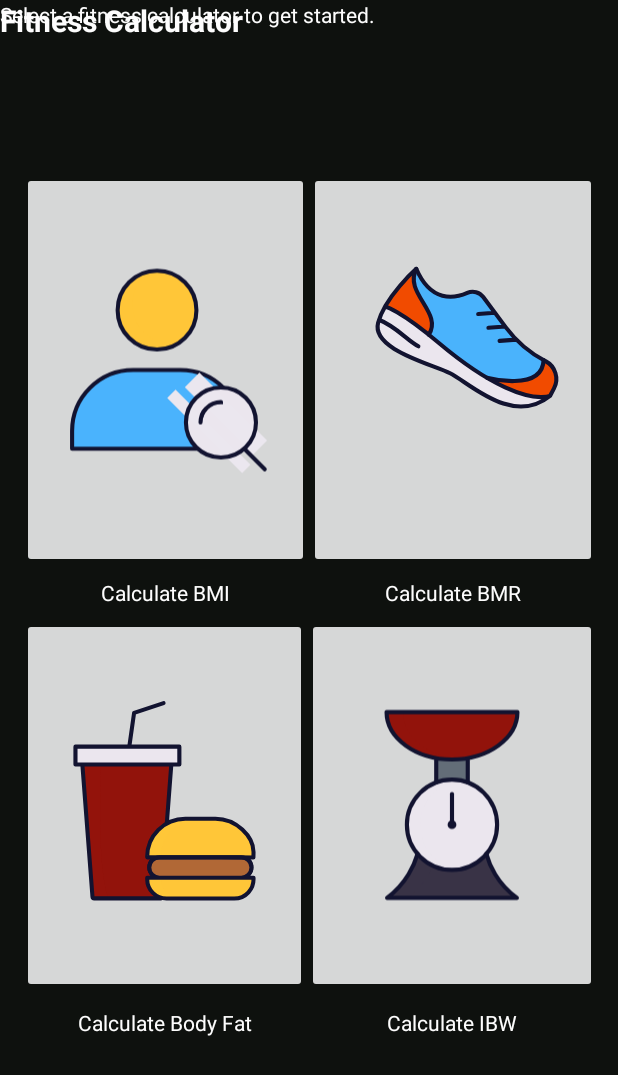
After one commit to kingkuys2123/PasaFit, an Android app: the Fitness_Calculator screen opened directly, with no data from a screen before it, on a phone screen of 412 x 824 dp. The commit adds this screen. Shown: the top 1075 px of the screen. Run offline under Robolectric (Android 15) with nearby library versions, the phone set to English and light mode, and no system bars.

Commit message:
modified the following:
`activity_dashboard.xml`

added the following:

`activity_fitness_calculator`,`Fitness_Calculator.java`

```diff
--- a/app/build.gradle
+++ b/app/build.gradle
@@ -36,6 +36,7 @@ dependencies {
     implementation 'androidx.constraintlayout:constraintlayout:2.1.4'
     implementation 'com.google.firebase:firebase-auth:23.0.0'
     implementation 'com.google.firebase:firebase-firestore:25.0.0'
+    implementation 'androidx.activity:activity:1.9.0'
     testImplementation 'junit:junit:4.13.2'
     androidTestImplementation 'androidx.test.ext:junit:1.1.5'
     androidTestImplementation 'androidx.test.espresso:espresso-core:3.5.1'
--- a/app/src/main/AndroidManifest.xml
+++ b/app/src/main/AndroidManifest.xml
@@ -11,6 +11,9 @@
         android:supportsRtl="true"
         android:theme="@style/Theme.PasaFit"
         tools:targetApi="31">
+        <activity
+            android:name=".Fitness_Calculator"
+            android:exported="false" />
         <activity
             android:name=".UserProfile"
             android:exported="false" />
--- /dev/null
+++ b/app/src/main/java/com/example/pasafit/Fitness_Calculator.java
@@ -0,0 +1,24 @@
+package com.example.pasafit;
+
+import android.os.Bundle;
+
+import androidx.activity.EdgeToEdge;
+import androidx.appcompat.app.AppCompatActivity;
+import androidx.core.graphics.Insets;
+import androidx.core.view.ViewCompat;
+import androidx.core.view.WindowInsetsCompat;
+
+public class Fitness_Calculator extends AppCompatActivity {
+
+    @Override
+    protected void onCreate(Bundle savedInstanceState) {
+        super.onCreate(savedInstanceState);
+        EdgeToEdge.enable(this);
+        setContentView(R.layout.activity_fitness_calculator);
+        ViewCompat.setOnApplyWindowInsetsListener(findViewById(R.id.main), (v, insets) -> {
+            Insets systemBars = insets.getInsets(WindowInsetsCompat.Type.systemBars());
+            v.setPadding(systemBars.left, systemBars.top, systemBars.right, systemBars.bottom);
+            return insets;
+        });
+    }
+}
--- a/app/src/main/res/layout/activity_dashboard.xml
+++ b/app/src/main/res/layout/activity_dashboard.xml
@@ -22,8 +22,8 @@
         app:layout_constraintVertical_bias="0.499" />
 
     <LinearLayout
-        android:layout_width="0dp"
-        android:layout_height="wrap_content"
+        android:layout_width="410dp"
+        android:layout_height="64dp"
         android:background="@color/eerie_black"
         android:orientation="horizontal"
         android:padding="8dp"
@@ -34,44 +34,44 @@
         app:layout_constraintVertical_bias="1.0">
 
         <ImageButton
-            android:id="@+id/imageButton"
+            android:id="@+id/btn_dashboard_home"
             android:layout_width="0dp"
-            android:layout_height="wrap_content"
+            android:layout_height="match_parent"
             android:layout_weight="1"
             android:background="?attr/selectableItemBackgroundBorderless"
             android:scaleType="centerInside"
             android:src="@drawable/system_regular_41_home"
-            app:tint="@color/white" />
+            app:tint="@color/sea_green" />
 
         <ImageButton
-            android:id="@+id/imageButton2"
+            android:id="@+id/btn_dashboard_track"
             android:layout_width="0dp"
-            android:layout_height="wrap_content"
+            android:layout_height="match_parent"
             android:layout_weight="1"
             android:background="?attr/selectableItemBackgroundBorderless"
             android:scaleType="centerInside"
-            android:src="@drawable/system_regular_10_analytics"
-            app:tint="@color/white" />
+            android:src="@drawable/system_regular_130_location_user"
+            app:tint="@color/sea_green" />
 
         <ImageButton
-            android:id="@+id/imageButton3"
+            android:id="@+id/btn_dashboard_calc"
             android:layout_width="0dp"
-            android:layout_height="wrap_content"
+            android:layout_height="match_parent"
             android:layout_weight="1"
             android:background="?attr/selectableItemBackgroundBorderless"
             android:scaleType="centerInside"
-            android:src="@drawable/system_regular_100_flag"
-            app:tint="@color/white" />
+            android:src="@drawable/system_regular_197_calculate"
+            app:tint="@color/sea_green" />
 
         <ImageButton
-            android:id="@+id/imageButton4"
+            android:id="@+id/btn_dashboard_profile"
             android:layout_width="0dp"
-            android:layout_height="wrap_content"
+            android:layout_height="match_parent"
             android:layout_weight="1"
             android:background="?attr/selectableItemBackgroundBorderless"
             android:scaleType="centerInside"
             android:src="@drawable/system_regular_8_account"
-            app:tint="@color/white" />
+            app:tint="@color/sea_green" />
 
     </LinearLayout>
 
--- /dev/null
+++ b/app/src/main/res/layout/activity_fitness_calculator.xml
@@ -0,0 +1,161 @@
+<?xml version="1.0" encoding="utf-8"?>
+<androidx.constraintlayout.widget.ConstraintLayout xmlns:android="http://schemas.android.com/apk/res/android"
+    xmlns:app="http://schemas.android.com/apk/res-auto"
+    xmlns:tools="http://schemas.android.com/tools"
+    android:id="@+id/main"
+    android:layout_width="match_parent"
+    android:layout_height="match_parent"
+    android:background="@drawable/bg"
+    tools:context=".Fitness_Calculator">
+
+    <TextView
+        android:id="@+id/txtView_FitnessCalculatorTitle"
+        android:layout_width="wrap_content"
+        android:layout_height="wrap_content"
+        android:text="@string/fitness_calculator_header"
+        android:textColor="@color/white"
+        android:textSize="20sp"
+        android:textStyle="bold"
+        tools:layout_editor_absoluteX="16dp"
+        tools:layout_editor_absoluteY="16dp" />
+
+    <LinearLayout
+        android:id="@+id/mainPadding"
+        android:layout_width="383dp"
+        android:layout_height="595dp"
+        android:layout_marginStart="24dp"
+        android:layout_marginEnd="24dp"
+        android:orientation="vertical"
+        app:layout_constraintBottom_toBottomOf="parent"
+        app:layout_constraintEnd_toEndOf="parent"
+        app:layout_constraintStart_toStartOf="parent"
+        app:layout_constraintTop_toTopOf="parent">
+
+        <androidx.constraintlayout.widget.ConstraintLayout
+            android:layout_width="match_parent"
+            android:layout_height="match_parent">
+
+            <LinearLayout
+                android:layout_width="match_parent"
+                android:layout_height="match_parent"
+                android:orientation="vertical">
+
+                <LinearLayout
+                    android:layout_width="match_parent"
+                    android:layout_height="297dp"
+                    android:orientation="horizontal" >
+
+                    <LinearLayout
+                        android:layout_width="191dp"
+                        android:layout_height="match_parent"
+                        android:orientation="vertical">
+
+                        <ImageButton
+                            android:id="@+id/btn_calc_bmi"
+                            android:layout_width="match_parent"
+                            android:layout_height="250dp"
+                            android:layout_weight="1"
+                            android:foregroundGravity="center"
+                            android:scaleType="fitCenter"
+                            app:srcCompat="@drawable/wired_lineal_312_avatar_icon_search" />
+
+                        <TextView
+                            android:id="@+id/txt_calc_bmi"
+                            android:layout_width="match_parent"
+                            android:layout_height="wrap_content"
+                            android:layout_weight="1"
+                            android:gravity="center"
+                            android:text="@string/txt_calc_bmi"
+                            android:textColor="@color/white" />
+
+                    </LinearLayout>
+
+                    <LinearLayout
+                        android:layout_width="match_parent"
+                        android:layout_height="match_parent"
+                        android:orientation="vertical">
+
+                        <ImageButton
+                            android:id="@+id/btn_calc_bmr"
+                            android:layout_width="match_parent"
+                            android:layout_height="250dp"
+                            android:layout_weight="1"
+                            android:scaleType="fitCenter"
+                            app:srcCompat="@drawable/wired_lineal_1692_running_shoe" />
+
+                        <TextView
+                            android:id="@+id/txt_calc_bmr"
+                            android:layout_width="match_parent"
+                            android:layout_height="wrap_content"
+                            android:layout_weight="1"
+                            android:gravity="center"
+                            android:text="@string/txt_calc_bmr"
+                            android:textColor="@color/white" />
+                    </LinearLayout>
+                </LinearLayout>
+
+                <LinearLayout
+                    android:layout_width="match_parent"
+                    android:layout_height="290dp"
+                    android:orientation="horizontal">
+
+                    <LinearLayout
+                        android:layout_width="190dp"
+                        android:layout_height="match_parent"
+                        android:orientation="vertical">
+
+                        <ImageButton
+                            android:id="@+id/btn_calc_bodyfat"
+                            android:layout_width="match_parent"
+                            android:layout_height="250dp"
+                            android:scaleType="fitCenter"
+                            app:srcCompat="@drawable/wired_lineal_562_fastfood" />
+
+                        <TextView
+                            android:id="@+id/txt_calc_bodyfat"
+                            android:layout_width="match_parent"
+                            android:layout_height="wrap_content"
+                            android:layout_weight="1"
+                            android:gravity="center"
+                            android:text="@string/txt_calc_bfat"
+                            android:textColor="@color/white" />
+                    </LinearLayout>
+
+                    <LinearLayout
+                        android:layout_width="match_parent"
+                        android:layout_height="match_parent"
+                        android:orientation="vertical">
+
+                        <ImageButton
+                            android:id="@+id/btn_calc_weight"
+                            android:layout_width="match_parent"
+                            android:layout_height="250dp"
+                            android:layout_gravity="center"
+                            android:scaleType="fitCenter"
+                            android:src="@drawable/wired_lineal_608_kitchen_scale" />
+
+                        <TextView
+                            android:id="@+id/txt_calc_weight"
+                            android:layout_width="match_parent"
+                            android:layout_height="wrap_content"
+                            android:layout_weight="1"
+                            android:gravity="center"
+                            android:text="@string/txt_calc_ibw"
+                            android:textColor="@color/white" />
+                    </LinearLayout>
+                </LinearLayout>
+            </LinearLayout>
+
+        </androidx.constraintlayout.widget.ConstraintLayout>
+    </LinearLayout>
+
+    <TextView
+        android:id="@+id/txtView_FitnessCalculator"
+        android:layout_width="wrap_content"
+        android:layout_height="wrap_content"
+        android:text="@string/fitness_calculator_select"
+        android:textColor="@color/white"
+        tools:layout_editor_absoluteX="18dp"
+        tools:layout_editor_absoluteY="37dp" />
+
+</androidx.constraintlayout.widget.ConstraintLayout>
```
